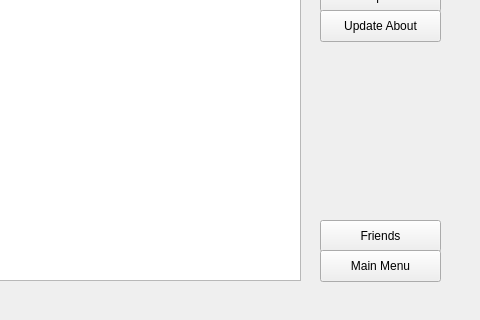
Qt form GUI/profilegui.ui (thanhmvu/RocketRapport) before a commit; both pictures show x 420 to 900 and y 280 to 600 of the 900 by 600 pixel window.
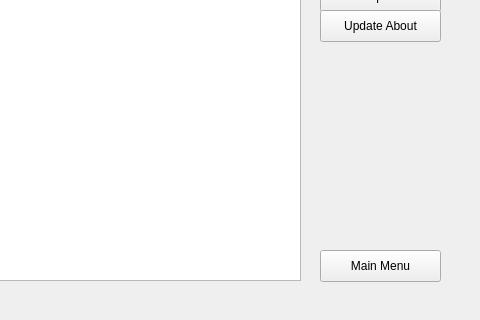
The same form after that commit. Icons and pictures are not drawn.

Commit message: Remove friend button in GUI profile

Patch:
```diff
--- a/GUI/profilegui.ui
+++ b/GUI/profilegui.ui
@@ -29,19 +29,6 @@
     <pixmap resource="images.qrc">:/icons/RR_profile_pic.png</pixmap>
    </property>
   </widget>
-  <widget class="QPushButton" name="pushButton">
-   <property name="geometry">
-    <rect>
-     <x>740</x>
-     <y>500</y>
-     <width>121</width>
-     <height>32</height>
-    </rect>
-   </property>
-   <property name="text">
-    <string>Friends</string>
-   </property>
-  </widget>
   <widget class="QPushButton" name="pushButton_back_to_menu">
    <property name="geometry">
     <rect>
```
